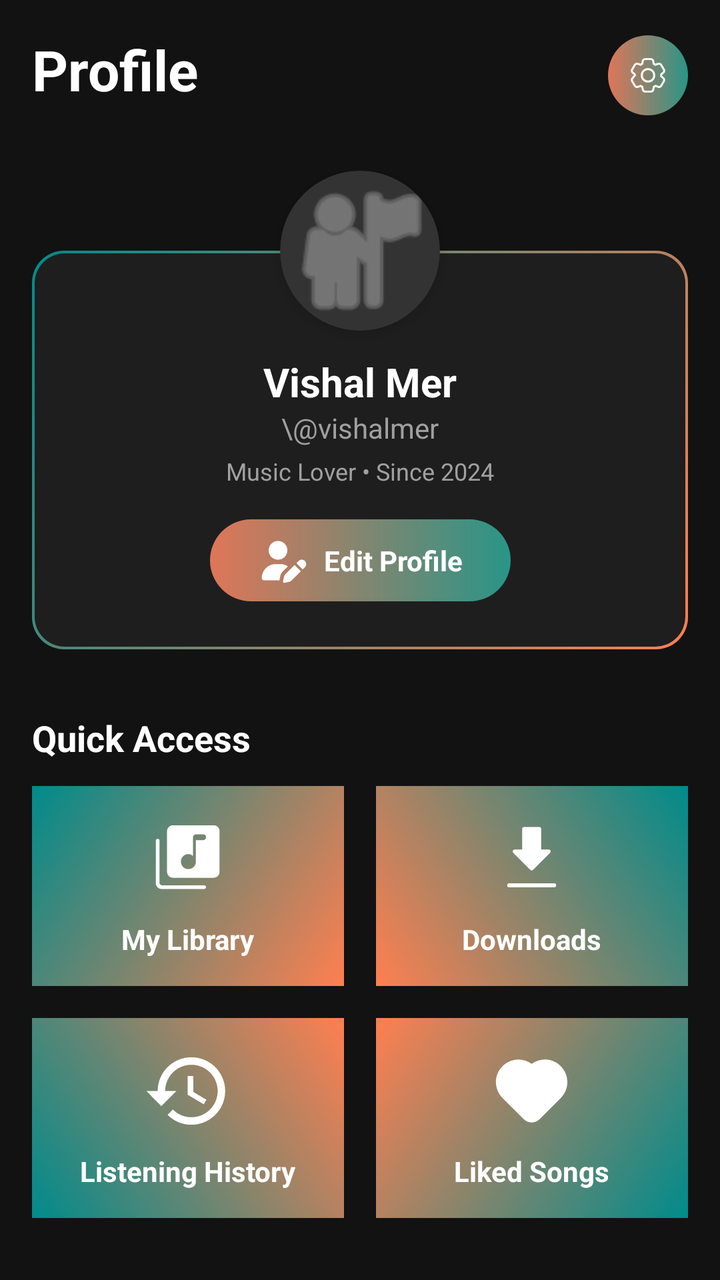
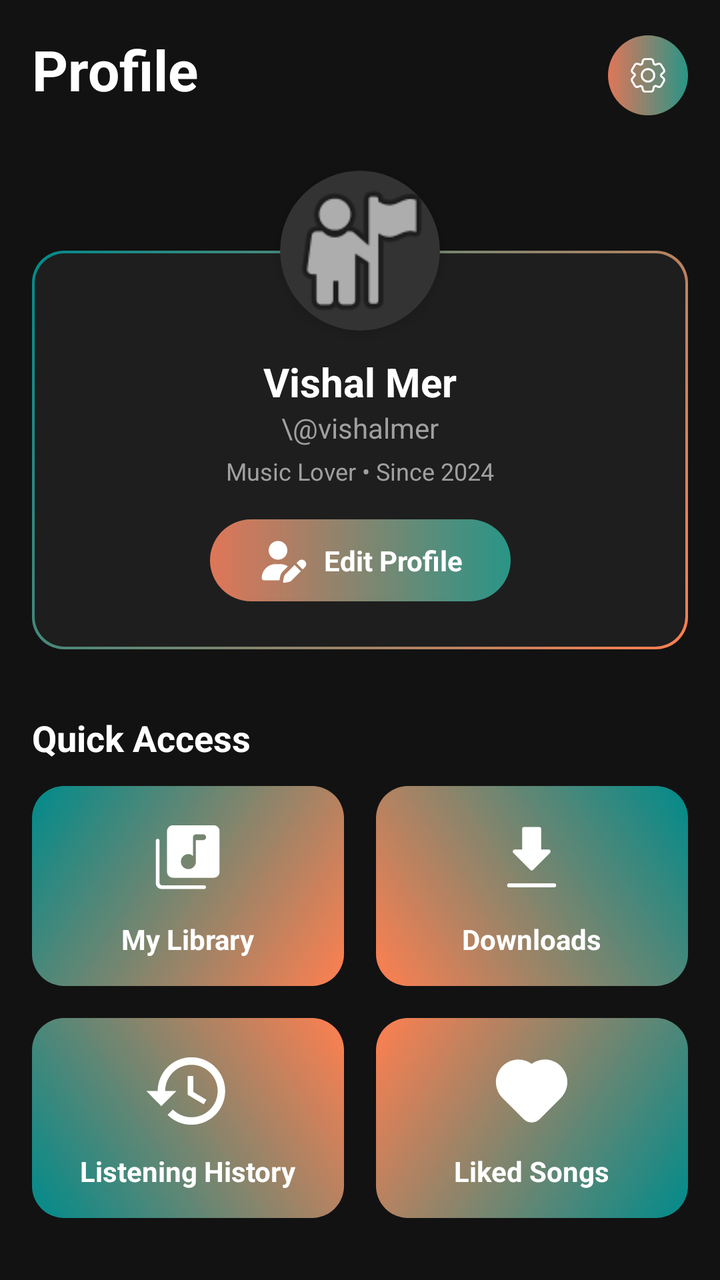

Compare the two renders of this Android layout. The source of the first and the diff that turns it into the second are given below.
<!-- AndroidManifest.xml: application theme Theme.ViBePlayer -->
<!-- res/layout/fragment_profile.xml -->
<?xml version="1.0" encoding="utf-8"?>
<androidx.core.widget.NestedScrollView xmlns:android="http://schemas.android.com/apk/res/android"
    xmlns:app="http://schemas.android.com/apk/res-auto"
    xmlns:tools="http://schemas.android.com/tools"
    android:layout_width="match_parent"
    android:layout_height="match_parent"
    android:background="@color/vibe_black"
    android:clipToPadding="false"
    android:paddingBottom="120dp">

    <androidx.constraintlayout.widget.ConstraintLayout
        android:layout_width="match_parent"
        android:layout_height="wrap_content"
        android:padding="16dp">

        <TextView
            android:id="@+id/txtProfileTitle"
            android:layout_width="wrap_content"
            android:layout_height="wrap_content"
            android:text="Profile"
            android:textColor="@color/white"
            android:textSize="28sp"
            android:textStyle="bold"
            app:layout_constraintStart_toStartOf="parent"
            app:layout_constraintTop_toTopOf="parent" />

        <FrameLayout
            android:id="@+id/btnSettings"
            android:layout_width="40dp"
            android:layout_height="40dp"
            android:layout_marginTop="6dp"
            android:background="@drawable/bg_chip_outline"
            app:layout_constraintBottom_toBottomOf="@id/txtProfileTitle"
            app:layout_constraintEnd_toEndOf="parent"
            app:layout_constraintTop_toTopOf="@id/txtProfileTitle">

            <ImageView
                android:layout_width="20dp"
                android:layout_height="20dp"
                android:layout_gravity="center"
                android:src="@drawable/ic_settings"
                app:tint="#ffffff" />
        </FrameLayout>

        <androidx.constraintlayout.widget.ConstraintLayout
            android:id="@+id/layoutProfileCard"
            android:layout_width="match_parent"
            android:layout_height="wrap_content"
            android:layout_marginTop="32dp"
            app:layout_constraintTop_toBottomOf="@id/txtProfileTitle">

            <View
                android:id="@+id/cardBackground"
                android:layout_width="match_parent"
                android:layout_height="0dp"
                android:background="@drawable/bg_profile_card_border"
                app:layout_constraintBottom_toBottomOf="parent"
                app:layout_constraintTop_toBottomOf="@+id/guidelineAvatarCenter" />

            <androidx.constraintlayout.widget.Guideline
                android:id="@+id/guidelineAvatarCenter"
                android:layout_width="wrap_content"
                android:layout_height="wrap_content"
                android:orientation="horizontal"
                app:layout_constraintGuide_begin="40dp" />

            <androidx.cardview.widget.CardView
                android:id="@+id/cardAvatar"
                android:layout_width="80dp"
                android:layout_height="80dp"
                app:cardBackgroundColor="#333333"
                app:cardCornerRadius="40dp"
                app:cardElevation="4dp"
                app:layout_constraintEnd_toEndOf="parent"
                app:layout_constraintStart_toStartOf="parent"
                app:layout_constraintTop_toTopOf="parent">

                <ImageView
                    android:id="@+id/imgAvatar"
                    android:layout_width="match_parent"
                    android:layout_height="match_parent"
                    android:scaleType="centerCrop"
                    android:src="@android:drawable/ic_menu_myplaces"
                    app:tint="#A0A0A0" />
            </androidx.cardview.widget.CardView>

            <TextView
                android:id="@+id/txtUserName"
                android:layout_width="wrap_content"
                android:layout_height="wrap_content"
                android:layout_marginTop="12dp"
                android:text="Vishal Mer"
                android:textColor="@color/white"
                android:textSize="20sp"
                android:textStyle="bold"
                app:layout_constraintEnd_toEndOf="parent"
                app:layout_constraintStart_toStartOf="parent"
                app:layout_constraintTop_toBottomOf="@id/cardAvatar" />

            <TextView
                android:id="@+id/txtUserHandle"
                android:layout_width="wrap_content"
                android:layout_height="wrap_content"
                android:text="\@vishalmer"
                android:textColor="#A0A0A0"
                android:textSize="14sp"
                app:layout_constraintEnd_toEndOf="parent"
                app:layout_constraintStart_toStartOf="parent"
                app:layout_constraintTop_toBottomOf="@id/txtUserName" />

            <TextView
                android:id="@+id/txtUserSubtitle"
                android:layout_width="wrap_content"
                android:layout_height="wrap_content"
                android:layout_marginTop="4dp"
                android:text="Music Lover • Since 2024"
                android:textColor="#A0A0A0"
                android:textSize="12sp"
                app:layout_constraintEnd_toEndOf="parent"
                app:layout_constraintStart_toStartOf="parent"
                app:layout_constraintTop_toBottomOf="@id/txtUserHandle" />

            <LinearLayout
                android:id="@+id/btnEditProfile"
                android:layout_width="wrap_content"
                android:layout_height="wrap_content"
                android:layout_marginTop="16dp"
                android:layout_marginBottom="24dp"
                android:background="@drawable/bg_chip_outline"
                android:gravity="center"
                android:orientation="horizontal"
                android:paddingHorizontal="24dp"
                android:paddingVertical="8dp"
                app:layout_constraintBottom_toBottomOf="parent"
                app:layout_constraintEnd_toEndOf="parent"
                app:layout_constraintStart_toStartOf="parent"
                app:layout_constraintTop_toBottomOf="@id/txtUserSubtitle">

                <ImageView
                    android:layout_width="25dp"
                    android:layout_height="25dp"
                    android:src="@drawable/ic_user_edit"
                    app:tint="@color/white" />

                <TextView
                    android:layout_width="wrap_content"
                    android:layout_height="wrap_content"
                    android:layout_marginStart="8dp"
                    android:text="Edit Profile"
                    android:textColor="@color/white"
                    android:textSize="14sp"
                    android:textStyle="bold" />
            </LinearLayout>
        </androidx.constraintlayout.widget.ConstraintLayout>

        <TextView
            android:id="@+id/txtQuickAccess"
            android:layout_width="wrap_content"
            android:layout_height="wrap_content"
            android:layout_marginTop="32dp"
            android:text="Quick Access"
            android:textColor="@color/white"
            android:textSize="18sp"
            android:textStyle="bold"
            app:layout_constraintStart_toStartOf="parent"
            app:layout_constraintTop_toBottomOf="@id/layoutProfileCard" />

        <LinearLayout
            android:id="@+id/gridRow1"
            android:layout_width="match_parent"
            android:layout_height="100dp"
            android:layout_marginTop="12dp"
            android:orientation="horizontal"
            app:layout_constraintTop_toBottomOf="@id/txtQuickAccess">

            <LinearLayout
                android:id="@+id/cardMyLibrary"
                android:layout_width="0dp"
                android:layout_height="match_parent"
                android:layout_marginEnd="8dp"
                android:layout_weight="1"
                android:background="@drawable/bg_gradient_tl_to_br"
                android:gravity="center"
                android:orientation="vertical">

                <ImageView
                    android:layout_width="45dp"
                    android:layout_height="45dp"
                    android:src="@drawable/ic_music_library"
                    app:tint="@color/white" />

                <TextView
                    android:layout_width="wrap_content"
                    android:layout_height="wrap_content"
                    android:layout_marginTop="8dp"
                    android:text="My Library"
                    android:textColor="@color/white"
                    android:textSize="14sp"
                    android:textStyle="bold" />
            </LinearLayout>

            <LinearLayout
                android:id="@+id/cardDownloads"
                android:layout_width="0dp"
                android:layout_height="match_parent"
                android:layout_marginStart="8dp"
                android:layout_weight="1"
                android:background="@drawable/bg_gradient_tr_to_bl"
                android:gravity="center"
                android:orientation="vertical">

                <ImageView
                    android:layout_width="45dp"
                    android:layout_height="45dp"
                    android:src="@drawable/ic_download"
                    app:tint="@color/white" />

                <TextView
                    android:layout_width="wrap_content"
                    android:layout_height="wrap_content"
                    android:layout_marginTop="8dp"
                    android:text="Downloads"
                    android:textColor="@color/white"
                    android:textSize="14sp"
                    android:textStyle="bold" />
            </LinearLayout>
        </LinearLayout>

        <LinearLayout
            android:id="@+id/gridRow2"
            android:layout_width="match_parent"
            android:layout_height="100dp"
            android:layout_marginTop="16dp"
            android:orientation="horizontal"
            app:layout_constraintTop_toBottomOf="@id/gridRow1">

            <LinearLayout
                android:id="@+id/cardHistory"
                android:layout_width="0dp"
                android:layout_height="match_parent"
                android:layout_marginEnd="8dp"
                android:layout_weight="1"
                android:background="@drawable/bg_gradient_bl_to_tr"
                android:gravity="center"
                android:orientation="vertical">

                <ImageView
                    android:layout_width="45dp"
                    android:layout_height="45dp"
                    android:src="@drawable/ic_recent"
                    app:tint="@color/white" />

                <TextView
                    android:layout_width="wrap_content"
                    android:layout_height="wrap_content"
                    android:layout_marginTop="8dp"
                    android:text="Listening History"
                    android:textColor="@color/white"
                    android:textSize="14sp"
                    android:textStyle="bold" />
            </LinearLayout>

            <LinearLayout
                android:id="@+id/cardLikedSongs"
                android:layout_width="0dp"
                android:layout_height="match_parent"
                android:layout_marginStart="8dp"
                android:layout_weight="1"
                android:background="@drawable/bg_gradient_br_to_tl"
                android:gravity="center"
                android:orientation="vertical">

                <ImageView
                    android:layout_width="45dp"
                    android:layout_height="45dp"
                    android:src="@drawable/ic_heart_fill"
                    app:tint="@color/white" />

                <TextView
                    android:layout_width="wrap_content"
                    android:layout_height="wrap_content"
                    android:layout_marginTop="8dp"
                    android:text="Liked Songs"
                    android:textColor="@color/white"
                    android:textSize="14sp"
                    android:textStyle="bold" />
            </LinearLayout>
        </LinearLayout>

        <TextView
            android:id="@+id/txtMostPlayed"
            android:layout_width="wrap_content"
            android:layout_height="wrap_content"
            android:layout_marginTop="32dp"
            android:text="Most Played"
            android:textColor="@color/white"
            android:textSize="18sp"
            android:textStyle="bold"
            app:layout_constraintStart_toStartOf="parent"
            app:layout_constraintTop_toBottomOf="@id/gridRow2" />

        <androidx.recyclerview.widget.RecyclerView
            android:id="@+id/rvMostPlayedProfile"
            android:layout_width="match_parent"
            android:layout_height="wrap_content"
            android:layout_marginTop="12dp"
            android:clipToPadding="false"
            android:orientation="horizontal"
            app:layoutManager="androidx.recyclerview.widget.LinearLayoutManager"
            app:layout_constraintTop_toBottomOf="@id/txtMostPlayed"
            tools:itemCount="5"
            tools:listitem="@layout/item_song_card_square" />

    </androidx.constraintlayout.widget.ConstraintLayout>
</androidx.core.widget.NestedScrollView>
<!-- res/layout/item_song_card_square.xml (included above) -->
<?xml version="1.0" encoding="utf-8"?>
<LinearLayout xmlns:android="http://schemas.android.com/apk/res/android"
    xmlns:app="http://schemas.android.com/apk/res-auto"
    android:layout_width="140dp"
    android:layout_height="wrap_content"
    android:layout_marginEnd="16dp"
    android:orientation="vertical"
    android:background="@android:color/transparent">

    <androidx.cardview.widget.CardView
        android:layout_width="140dp"
        android:layout_height="140dp"
        app:cardCornerRadius="12dp"
        app:cardElevation="0dp"
        app:cardBackgroundColor="#1E1E1E"> <ImageView
        android:id="@+id/imgSquareArt"
        android:layout_width="match_parent"
        android:layout_height="match_parent"
        android:scaleType="centerCrop"
        android:src="@android:drawable/ic_menu_gallery" />

    </androidx.cardview.widget.CardView>

    <TextView
        android:id="@+id/txtSquareTitle"
        android:layout_width="match_parent"
        android:layout_height="wrap_content"
        android:layout_marginTop="8dp"
        android:layout_marginBottom="8dp"
        android:ellipsize="marquee"
        android:singleLine="true"
        android:marqueeRepeatLimit="marquee_forever"
        android:text="Song Title"
        android:textColor="@color/white"
        android:textSize="14sp"
        android:textStyle="bold"
        android:gravity="center_horizontal" />

</LinearLayout>
<!-- resources referenced by this layout -->
<resources>
  <color name="vibe_black">#121212</color>
  <color name="white">#FFFFFFFF</color>
  <!-- drawable bg_chip_outline (drawable) -->
  <?xml version="1.0" encoding="utf-8"?>
  <shape xmlns:android="http://schemas.android.com/apk/res/android"
      android:shape="rectangle">
  
      <gradient
          android:angle="0"
          android:startColor="#DF7658"
          android:endColor="#299587" />
  
      <corners android:radius="50dp" />
  
  </shape>
  <!-- drawable bg_gradient_bl_to_tr (drawable) -->
  <?xml version="1.0" encoding="utf-8"?>
  <shape xmlns:android="http://schemas.android.com/apk/res/android">
      <gradient
          android:startColor="#008B8B"
          android:endColor="#FF7F50"
          android:angle="45"/>
  </shape>
  <!-- drawable bg_gradient_br_to_tl (drawable) -->
  <?xml version="1.0" encoding="utf-8"?>
  <shape xmlns:android="http://schemas.android.com/apk/res/android">
      <gradient
          android:startColor="#008B8B"
          android:endColor="#FF7F50"
          android:angle="135"/>
  </shape>
  <!-- drawable bg_gradient_tl_to_br (drawable) -->
  <?xml version="1.0" encoding="utf-8"?>
  <shape xmlns:android="http://schemas.android.com/apk/res/android">
      <gradient
          android:startColor="#008B8B"
          android:endColor="#FF7F50"
          android:angle="315"/>
  </shape>
  <!-- drawable bg_gradient_tr_to_bl (drawable) -->
  <?xml version="1.0" encoding="utf-8"?>
  <shape xmlns:android="http://schemas.android.com/apk/res/android">
      <gradient
          android:startColor="#008B8B"
          android:endColor="#FF7F50"
          android:angle="225"/>
  </shape>
  <!-- drawable bg_profile_card_border (drawable) -->
  <?xml version="1.0" encoding="utf-8"?>
  <layer-list xmlns:android="http://schemas.android.com/apk/res/android">
      <item>
          <shape android:shape="rectangle">
              <gradient
                  android:startColor="#008B8B"
                  android:endColor="#FF7F50"
                  android:angle="315" />
              <corners android:radius="16dp" />
          </shape>
      </item>
  
      <item
          android:bottom="1.5dp"
          android:left="1.5dp"
          android:right="1.5dp"
          android:top="1.5dp">
          <shape android:shape="rectangle">
              <solid android:color="#1E1E1E" /> <corners android:radius="15dp" />
          </shape>
      </item>
  </layer-list>
  <!-- drawable ic_heart_fill (drawable) -->
  <vector xmlns:android="http://schemas.android.com/apk/res/android"
      android:width="20dp"
      android:height="20dp"
      android:viewportWidth="20"
      android:viewportHeight="20">
    <path
        android:pathData="M3.518,4.47C4.361,3.627 5.477,3.113 6.666,3.02C7.854,2.928 9.037,3.263 10,3.965C11.018,3.229 12.275,2.902 13.523,3.051C14.77,3.199 15.916,3.811 16.732,4.766C17.549,5.72 17.976,6.947 17.93,8.202C17.884,9.457 17.367,10.649 16.482,11.541L11.767,16.255C11.299,16.724 10.663,16.987 10,16.987C9.337,16.987 8.701,16.724 8.232,16.255L3.518,11.542C2.581,10.604 2.054,9.332 2.054,8.006C2.054,6.68 2.581,5.408 3.518,4.47Z"
        android:fillColor="#FF4400"
        android:fillType="evenOdd"/>
  </vector>
  <style name="Theme.ViBePlayer" parent="Base.Theme.ViBePlayer" />
  <style name="Base.Theme.ViBePlayer" parent="Theme.Material3.DayNight.NoActionBar">
          
          
      </style>
  <!-- unchanged entries left out for length: 5 -->
</resources>

<!-- the commit's change to res/layout/fragment_profile.xml (unified diff, before → after) -->
@@ -30,6 +30,8 @@
             android:layout_height="40dp"
             android:layout_marginTop="6dp"
             android:background="@drawable/bg_chip_outline"
+            android:clickable="true"
+            android:focusable="true"
             app:layout_constraintBottom_toBottomOf="@id/txtProfileTitle"
             app:layout_constraintEnd_toEndOf="parent"
             app:layout_constraintTop_toTopOf="@id/txtProfileTitle">
@@ -81,7 +83,7 @@
                     android:layout_height="match_parent"
                     android:scaleType="centerCrop"
                     android:src="@android:drawable/ic_menu_myplaces"
-                    app:tint="#A0A0A0" />
+                     />
             </androidx.cardview.widget.CardView>
 
             <TextView
@@ -127,6 +129,8 @@
                 android:layout_marginTop="16dp"
                 android:layout_marginBottom="24dp"
                 android:background="@drawable/bg_chip_outline"
+                android:clickable="true"
+                android:focusable="true"
                 android:gravity="center"
                 android:orientation="horizontal"
                 android:paddingHorizontal="24dp"
@@ -173,57 +177,79 @@
             android:orientation="horizontal"
             app:layout_constraintTop_toBottomOf="@id/txtQuickAccess">
 
-            <LinearLayout
+            <androidx.cardview.widget.CardView
                 android:id="@+id/cardMyLibrary"
                 android:layout_width="0dp"
                 android:layout_height="match_parent"
                 android:layout_marginEnd="8dp"
                 android:layout_weight="1"
-                android:background="@drawable/bg_gradient_tl_to_br"
-                android:gravity="center"
-                android:orientation="vertical">
-
-                <ImageView
-                    android:layout_width="45dp"
-                    android:layout_height="45dp"
-                    android:src="@drawable/ic_music_library"
-                    app:tint="@color/white" />
-
-                <TextView
-                    android:layout_width="wrap_content"
-                    android:layout_height="wrap_content"
-                    android:layout_marginTop="8dp"
-                    android:text="My Library"
-                    android:textColor="@color/white"
-                    android:textSize="14sp"
-                    android:textStyle="bold" />
-            </LinearLayout>
-
-            <LinearLayout
+                android:clickable="true"
+                android:focusable="true"
+                android:foreground="?attr/selectableItemBackground"
+                app:cardBackgroundColor="@android:color/transparent"
+                app:cardCornerRadius="16dp"
+                app:cardElevation="0dp">
+
+                <LinearLayout
+                    android:layout_width="match_parent"
+                    android:layout_height="match_parent"
+                    android:background="@drawable/bg_gradient_tl_to_br"
+                    android:gravity="center"
+                    android:orientation="vertical">
+
+                    <ImageView
+                        android:layout_width="45dp"
+                        android:layout_height="45dp"
+                        android:src="@drawable/ic_music_library"
+                        app:tint="@color/white" />
+
+                    <TextView
+                        android:layout_width="wrap_content"
+                        android:layout_height="wrap_content"
+                        android:layout_marginTop="8dp"
+                        android:text="My Library"
+                        android:textColor="@color/white"
+                        android:textSize="14sp"
+                        android:textStyle="bold" />
+                </LinearLayout>
+            </androidx.cardview.widget.CardView>
+
+            <androidx.cardview.widget.CardView
                 android:id="@+id/cardDownloads"
                 android:layout_width="0dp"
                 android:layout_height="match_parent"
                 android:layout_marginStart="8dp"
                 android:layout_weight="1"
-                android:background="@drawable/bg_gradient_tr_to_bl"
-                android:gravity="center"
-                android:orientation="vertical">
-
-                <ImageView
-                    android:layout_width="45dp"
-                    android:layout_height="45dp"
-                    android:src="@drawable/ic_download"
-                    app:tint="@color/white" />
-
-                <TextView
-                    android:layout_width="wrap_content"
-                    android:layout_height="wrap_content"
-                    android:layout_marginTop="8dp"
-                    android:text="Downloads"
-                    android:textColor="@color/white"
-                    android:textSize="14sp"
-                    android:textStyle="bold" />
-            </LinearLayout>
+                android:clickable="true"
+                android:focusable="true"
+                android:foreground="?attr/selectableItemBackground"
+                app:cardBackgroundColor="@android:color/transparent"
+                app:cardCornerRadius="16dp"
+                app:cardElevation="0dp">
+
+                <LinearLayout
+                    android:layout_width="match_parent"
+                    android:layout_height="match_parent"
+                    android:background="@drawable/bg_gradient_tr_to_bl"
+                    android:gravity="center"
+                    android:orientation="vertical">
+
+                    <ImageView
+                        android:layout_width="45dp"
+                        android:layout_height="45dp"
+                        android:src="@drawable/ic_download"
+                        app:tint="@color/white" />
+
+                    <TextView
+                        android:layout_width="wrap_content"
+                        android:layout_height="wrap_content"
+                        android:layout_marginTop="8dp"
+                        android:text="Downloads"
+                        android:textColor="@color/white"
+                        android:textSize="14sp"
+                        android:textStyle="bold" />
+                </LinearLayout>
+            </androidx.cardview.widget.CardView>
         </LinearLayout>
 
         <LinearLayout
@@ -234,57 +260,79 @@
             android:orientation="horizontal"
             app:layout_constraintTop_toBottomOf="@id/gridRow1">
 
-            <LinearLayout
+            <androidx.cardview.widget.CardView
                 android:id="@+id/cardHistory"
                 android:layout_width="0dp"
                 android:layout_height="match_parent"
                 android:layout_marginEnd="8dp"
                 android:layout_weight="1"
-                android:background="@drawable/bg_gradient_bl_to_tr"
-                android:gravity="center"
-                android:orientation="vertical">
-
-                <ImageView
-                    android:layout_width="45dp"
-                    android:layout_height="45dp"
-                    android:src="@drawable/ic_recent"
-                    app:tint="@color/white" />
-
-                <TextView
-                    android:layout_width="wrap_content"
-                    android:layout_height="wrap_content"
-                    android:layout_marginTop="8dp"
-                    android:text="Listening History"
-                    android:textColor="@color/white"
-                    android:textSize="14sp"
-                    android:textStyle="bold" />
-            </LinearLayout>
-
-            <LinearLayout
+                android:clickable="true"
+                android:focusable="true"
+                android:foreground="?attr/selectableItemBackground"
+                app:cardBackgroundColor="@android:color/transparent"
+                app:cardCornerRadius="16dp"
+                app:cardElevation="0dp">
+
+                <LinearLayout
+                    android:layout_width="match_parent"
+                    android:layout_height="match_parent"
+                    android:background="@drawable/bg_gradient_bl_to_tr"
+                    android:gravity="center"
+                    android:orientation="vertical">
+
+                    <ImageView
+                        android:layout_width="45dp"
+                        android:layout_height="45dp"
+                        android:src="@drawable/ic_recent"
+                        app:tint="@color/white" />
+
+                    <TextView
+                        android:layout_width="wrap_content"
+                        android:layout_height="wrap_content"
+                        android:layout_marginTop="8dp"
+                        android:text="Listening History"
+                        android:textColor="@color/white"
+                        android:textSize="14sp"
+                        android:textStyle="bold" />
+                </LinearLayout>
+            </androidx.cardview.widget.CardView>
+
+            <androidx.cardview.widget.CardView
                 android:id="@+id/cardLikedSongs"
                 android:layout_width="0dp"
                 android:layout_height="match_parent"
                 android:layout_marginStart="8dp"
                 android:layout_weight="1"
-                android:background="@drawable/bg_gradient_br_to_tl"
-                android:gravity="center"
-                android:orientation="vertical">
-
-                <ImageView
-                    android:layout_width="45dp"
-                    android:layout_height="45dp"
-                    android:src="@drawable/ic_heart_fill"
-                    app:tint="@color/white" />
-
-                <TextView
-                    android:layout_width="wrap_content"
-                    android:layout_height="wrap_content"
-                    android:layout_marginTop="8dp"
-                    android:text="Liked Songs"
-                    android:textColor="@color/white"
-                    android:textSize="14sp"
-                    android:textStyle="bold" />
-            </LinearLayout>
+                android:clickable="true"
+                android:focusable="true"
+                android:foreground="?attr/selectableItemBackground"
+                app:cardBackgroundColor="@android:color/transparent"
+                app:cardCornerRadius="16dp"
+                app:cardElevation="0dp">
+
+                <LinearLayout
+                    android:layout_width="match_parent"
+                    android:layout_height="match_parent"
+                    android:background="@drawable/bg_gradient_br_to_tl"
+                    android:gravity="center"
+                    android:orientation="vertical">
+
+                    <ImageView
+                        android:layout_width="45dp"
+                        android:layout_height="45dp"
+                        android:src="@drawable/ic_heart_fill"
+                        app:tint="@color/white" />
+
+                    <TextView
+                        android:layout_width="wrap_content"
+                        android:layout_height="wrap_content"
+                        android:layout_marginTop="8dp"
+                        android:text="Liked Songs"
+                        android:textColor="@color/white"
+                        android:textSize="14sp"
+                        android:textStyle="bold" />
+                </LinearLayout>
+            </androidx.cardview.widget.CardView>
         </LinearLayout>
 
         <TextView
